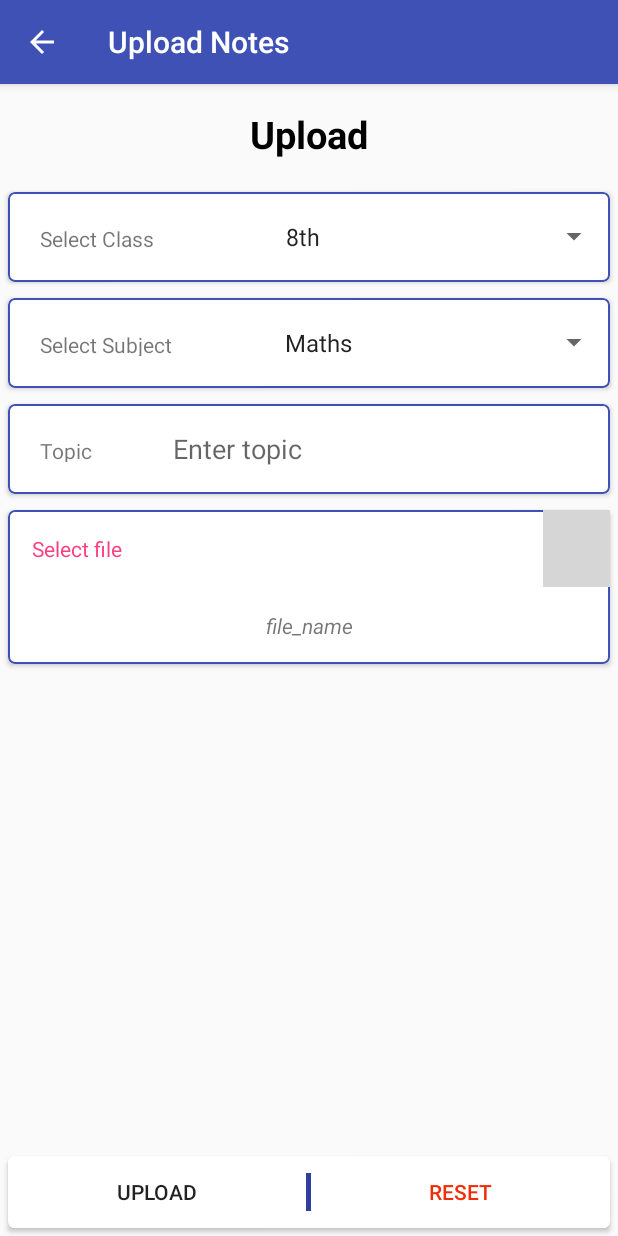
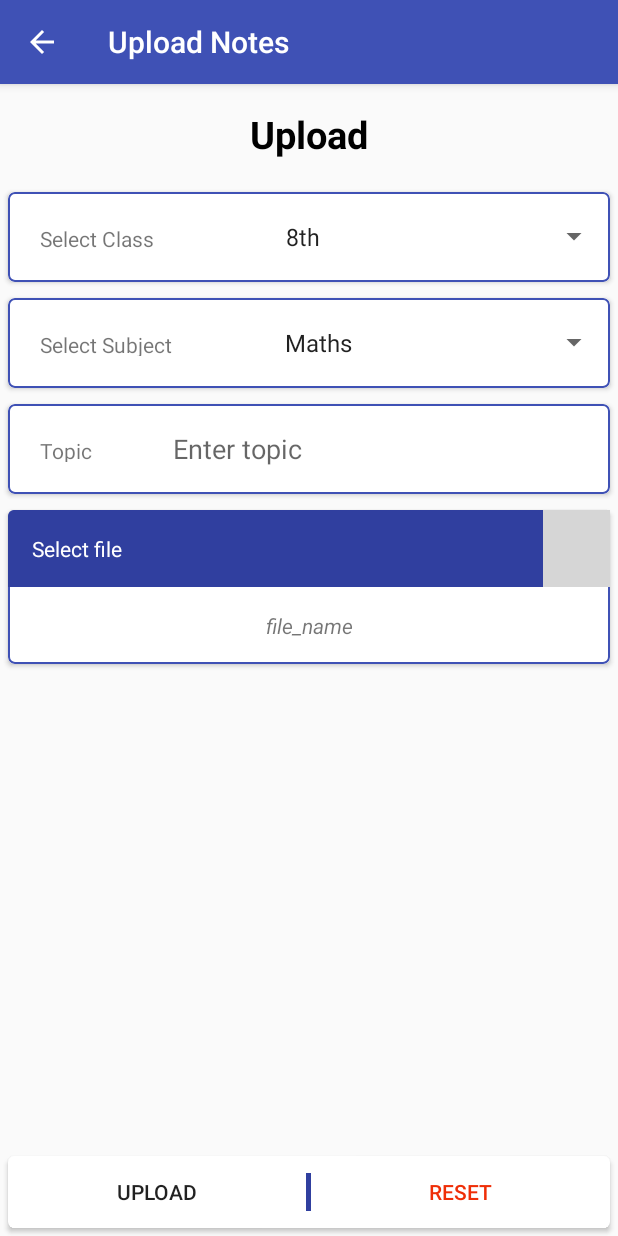
Before and after one commit to Root-vb/Mr.Manager2, an Android app: the UploadNotes screen opened directly, with no data from a screen before it, after a tap on "UPLOAD", on a phone screen of 412 x 824 dp. Run offline under Robolectric (Android 15) with nearby library versions, the phone set to English and light mode, and no system bars; our stand-ins replace Firebase (no records; nobody signed in at launch, a user with empty details on screens opened directly); grey boxes are pictures that could not be loaded.

Commit message:
New layout

```diff
--- a/app/build.gradle
+++ b/app/build.gradle
@@ -30,5 +30,10 @@ dependencies {
     compile 'com.android.support:support-vector-drawable:24.2.1'
     compile 'com.android.support:cardview-v7:24.2.1'
     compile 'com.android.support.constraint:constraint-layout:1.0.2'
+    compile 'com.google.firebase:firebase-storage:10.0.1'
+    compile 'com.google.firebase:firebase-auth:10.0.1'
     testCompile 'junit:junit:4.12'
 }
+
+
+apply plugin: 'com.google.gms.google-services'
--- a/app/src/main/java/com/example/administrator/mrmanager/UploadNotes.java
+++ b/app/src/main/java/com/example/administrator/mrmanager/UploadNotes.java
@@ -4,6 +4,7 @@ package com.example.administrator.mrmanager;
 import android.content.Intent;
 import android.net.Uri;
 import android.os.Bundle;
+import android.support.annotation.NonNull;
 import android.util.Log;
 import android.view.View;
 import android.widget.AdapterView;
@@ -14,6 +15,12 @@ import android.widget.Spinner;
 import android.widget.TextView;
 import android.widget.Toast;
 
+import com.google.android.gms.tasks.OnFailureListener;
+import com.google.android.gms.tasks.OnSuccessListener;
+import com.google.firebase.storage.FirebaseStorage;
+import com.google.firebase.storage.StorageReference;
+import com.google.firebase.storage.UploadTask;
+
 
 public class UploadNotes extends MainActivity implements View.OnClickListener {
     LinearLayout LLselect;
@@ -21,13 +28,17 @@ public class UploadNotes extends MainActivity implements View.OnClickListener {
     TextView text_fileName;
     String selected_class;
     int FILE_SELECT_CODE=1;
+    private StorageReference mStorageRef;
     Spinner spinner_class,spinner_subject;
+    Uri selectedFileUri;
+    Uri downloadUrl1;
 
     @Override
     protected void onCreate(Bundle savedInstanceState) {
         super.onCreate(savedInstanceState);
         setContentView(R.layout.activity_upload_notes);
 
+        mStorageRef = FirebaseStorage.getInstance().getReference();
 
         // Change the corresponding icon and text color on nav button click.
 
@@ -97,7 +108,7 @@ public class UploadNotes extends MainActivity implements View.OnClickListener {
         }
         else if(view == btn_Upload)
         {
-
+            Upload(selectedFileUri);
         }
         else if(view == btn_Reset)
         {
@@ -105,6 +116,28 @@ public class UploadNotes extends MainActivity implements View.OnClickListener {
         }
     }
 
+    private void Upload(Uri SFU)
+    {
+
+        StorageReference pdfRef = mStorageRef.child("images/rivers.jpg");
+
+        pdfRef.putFile(SFU)
+                .addOnSuccessListener(new OnSuccessListener<UploadTask.TaskSnapshot>() {
+                    @Override
+                    public void onSuccess(UploadTask.TaskSnapshot taskSnapshot) {
+                        // Get a URL to the uploaded content
+                        @SuppressWarnings("VisibleForTests") Uri downloadUrl = taskSnapshot.getDownloadUrl();
+                        downloadUrl1=downloadUrl;
+                    }
+                })
+                .addOnFailureListener(new OnFailureListener() {
+                    @Override
+                    public void onFailure(@NonNull Exception exception) {
+                        // Handle unsuccessful uploads
+                        // ...
+                    }
+                });
+    }
     @Override
     protected void onActivityResult(int requestCode, int resultCode, Intent data) {
         super.onActivityResult(requestCode, resultCode, data);
@@ -112,7 +145,7 @@ public class UploadNotes extends MainActivity implements View.OnClickListener {
         if(requestCode==FILE_SELECT_CODE)
         {
             try {
-                Uri selectedFileUri = data.getData();
+                selectedFileUri = data.getData();
                 text_fileName.setText(selectedFileUri.toString().trim());
             }catch (Exception e){
                 Toast.makeText(getApplicationContext(),"No File Selected",Toast.LENGTH_SHORT);
--- a/app/src/main/res/layout/activity_upload_notes.xml
+++ b/app/src/main/res/layout/activity_upload_notes.xml
@@ -137,14 +137,15 @@
                     android:layout_height="wrap_content">
 
                 <TextView
+                    android:background="@color/colorPrimaryDark"
                     android:layout_weight="8"
                     android:layout_width="0dp"
                     android:layout_height="wrap_content"
-                    android:layout_gravity="center"
                     android:padding="16dp"
                     android:text="Select file"
-                    android:textColor="@color/colorAccent" />
+                    android:textColor="#ffffff" />
                     <ImageView
+                        android:background="@color/colorPrimaryDark"
                         android:src="@drawable/go"
                         android:layout_width="0dp"
                         android:layout_weight="1"
--- a/build.gradle
+++ b/build.gradle
@@ -9,6 +9,7 @@ buildscript {
 
         // NOTE: Do not place your application dependencies here; they belong
         // in the individual module build.gradle files
+        classpath 'com.google.gms:google-services:3.0.0'
     }
 }
 
```
